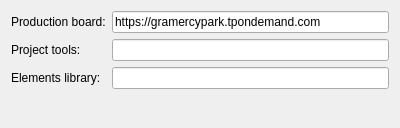
mjbonnington/icarus-gps, file core/tools/icAdmin/settings_other_ui.ui: the form before one commit.
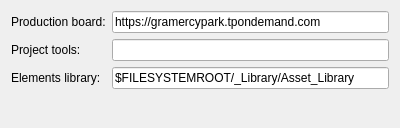
The form after the commit.

Commit message: Made elements library path OS portable and refactored lots of code relating to relative paths.

Patch:
```diff
--- a/core/tools/icAdmin/settings_other_ui.ui
+++ b/core/tools/icAdmin/settings_other_ui.ui
@@ -60,6 +60,9 @@
    </item>
    <item row="2" column="1">
     <widget class="QLineEdit" name="elementslib_lineEdit">
+     <property name="text">
+      <string>$FILESYSTEMROOT/_Library/Asset_Library</string>
+     </property>
      <property name="xmlTag" stdset="0">
       <string>elementslib</string>
      </property>
```
The commit also changes 18 other files.
